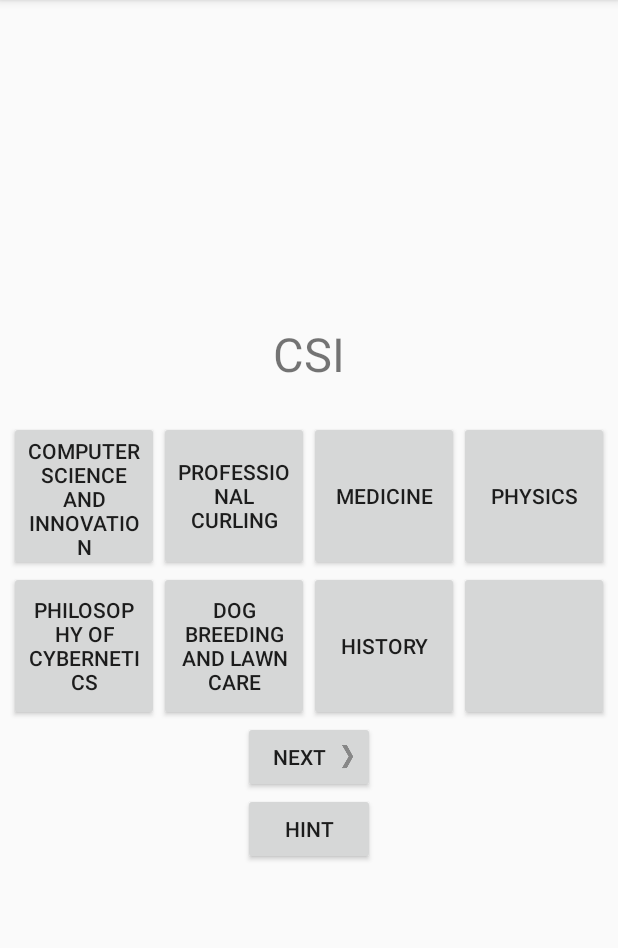
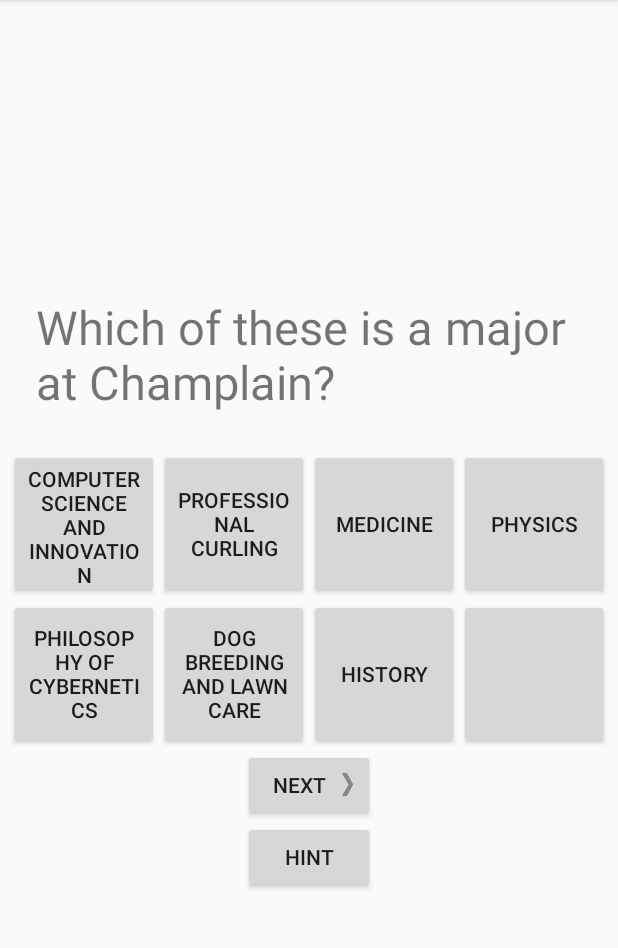
Before and after one commit to GuyFletcher/ChamplainTrivia, an Android app: the QuestionActivity screen opened directly, with no data from a screen before it, on a phone screen of 412 x 824 dp, the part 84-1032 px from its top. Run offline under Robolectric (Android 15) with nearby library versions, the phone set to English and light mode, and no system bars.

Commit message:
Finished Text Questions

```diff
--- a/ChamplainTrivia/app/src/main/res/values/majors_strings.xml
+++ b/ChamplainTrivia/app/src/main/res/values/majors_strings.xml
@@ -1,14 +1,14 @@
 <?xml version="1.0" encoding="utf-8"?>
 <resources>
-    <string name="question_csi">CSI</string>
-    <string name="question_core">Core</string>
-    <string name="question_psych">Psych</string>
-    <string name="question_ed">Early Ed</string>
-    <string name="question_fake1">Fake</string>
-    <string name="question_gamed">Game Design</string>
-    <string name="question_fake2"></string>
-    <string name="question_fake3"></string>
-    <string name="question_gamea">Game Art</string>
-    <string name="question_fake4"></string>
+    <string name="question_csi">Which of these is a major at Champlain?</string>
+    <string name="question_core">Which of these is a mandatory curriculum for all students?</string>
+    <string name="question_psych">Which of these is a major at Champlain?</string>
+    <string name="question_ed">Which of these is a major at Champlain?</string>
+    <string name="question_fake1">Which of these is NOT a major at Champlain?</string>
+    <string name="question_gamed">Which of these is a major at Champlain?</string>
+    <string name="question_fake2">Which of these is NOT a major at Champlain?</string>
+    <string name="question_fake3">Which of these is NOT a major at Champlain?</string>
+    <string name="question_gamea">Which of these is a major at Champlain?</string>
+    <string name="question_fake4">Which of these is NOT a major at Champlain?</string>
 
 </resources>
```
Also changed, not shown: ChamplainTrivia/app/src/main/res/drawable-hdpi/x.png (added).
